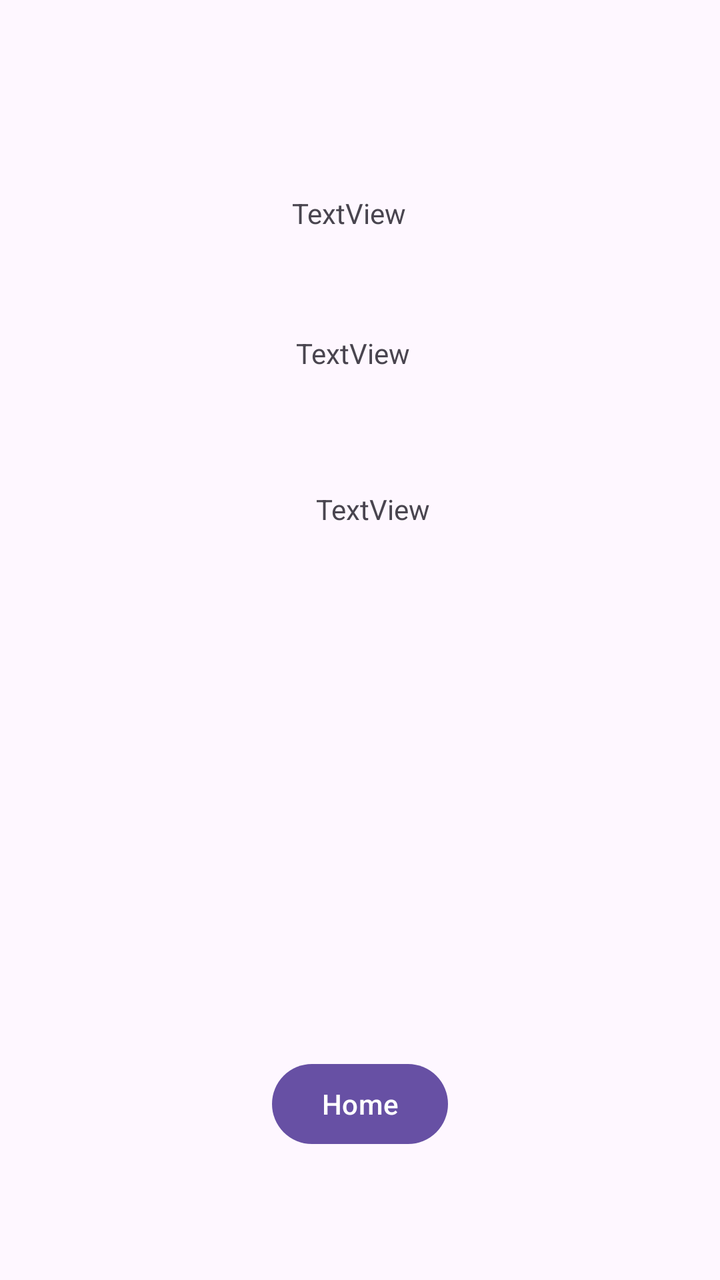
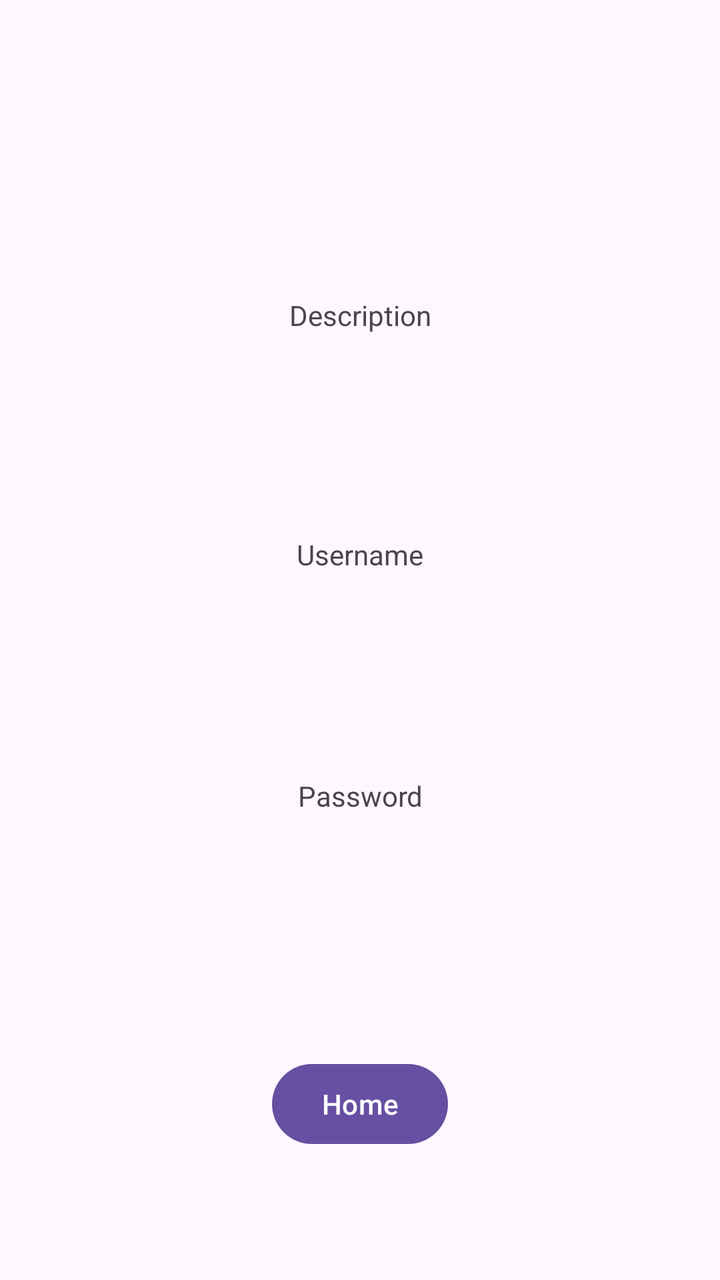

Before-and-after screenshots of an Android layout around one commit, followed by the original layout XML and the change that was made.
<!-- AndroidManifest.xml: application theme Theme.AppInterface1 -->
<!-- res/layout/activity_pswd_save.xml -->
<?xml version="1.0" encoding="utf-8"?>
<androidx.constraintlayout.widget.ConstraintLayout xmlns:android="http://schemas.android.com/apk/res/android"
    xmlns:app="http://schemas.android.com/apk/res-auto"
    xmlns:tools="http://schemas.android.com/tools"
    android:id="@+id/main"
    android:layout_width="match_parent"
    android:layout_height="match_parent"
    tools:context=".pswdSave">

    <Button
        android:id="@+id/button10"
        android:layout_width="wrap_content"
        android:layout_height="wrap_content"
        android:layout_marginBottom="64dp"
        android:text="Home"
        android:onClick="homeScreen"
        app:layout_constraintBottom_toBottomOf="parent"
        app:layout_constraintEnd_toEndOf="parent"
        app:layout_constraintStart_toStartOf="parent" />

    <TextView
        android:id="@+id/textView7"
        android:layout_width="wrap_content"
        android:layout_height="wrap_content"
        android:layout_marginStart="146dp"
        android:layout_marginTop="97dp"
        android:text="TextView"
        app:layout_constraintStart_toStartOf="parent"
        app:layout_constraintTop_toTopOf="parent" />

    <TextView
        android:id="@+id/textView8"
        android:layout_width="wrap_content"
        android:layout_height="wrap_content"
        android:layout_marginStart="2dp"
        android:layout_marginTop="51dp"
        android:text="TextView"
        app:layout_constraintStart_toStartOf="@+id/textView7"
        app:layout_constraintTop_toBottomOf="@+id/textView7" />

    <TextView
        android:id="@+id/textView9"
        android:layout_width="wrap_content"
        android:layout_height="wrap_content"
        android:layout_marginStart="10dp"
        android:layout_marginTop="59dp"
        android:text="TextView"
        app:layout_constraintStart_toStartOf="@+id/textView8"
        app:layout_constraintTop_toBottomOf="@+id/textView8" />
</androidx.constraintlayout.widget.ConstraintLayout>
<!-- resources referenced by this layout -->
<resources>
  <style name="Theme.AppInterface1" parent="Base.Theme.AppInterface1" />
  <style name="Base.Theme.AppInterface1" parent="Theme.Material3.DayNight.NoActionBar">
          
          
      </style>
</resources>

<!-- the commit's change to res/layout/activity_pswd_save.xml (unified diff, before → after) -->
@@ -5,6 +5,7 @@
     android:id="@+id/main"
     android:layout_width="match_parent"
     android:layout_height="match_parent"
+    android:visibility="visible"
     tools:context=".pswdSave">
 
     <Button
@@ -12,39 +13,47 @@
         android:layout_width="wrap_content"
         android:layout_height="wrap_content"
         android:layout_marginBottom="64dp"
+        android:onClick="homeScreen"
         android:text="Home"
-        android:onClick="homeScreen"
         app:layout_constraintBottom_toBottomOf="parent"
         app:layout_constraintEnd_toEndOf="parent"
-        app:layout_constraintStart_toStartOf="parent" />
+        app:layout_constraintStart_toStartOf="parent"
+        app:layout_constraintTop_toBottomOf="@+id/passText" />
 
     <TextView
-        android:id="@+id/textView7"
-        android:layout_width="wrap_content"
-        android:layout_height="wrap_content"
-        android:layout_marginStart="146dp"
-        android:layout_marginTop="97dp"
-        android:text="TextView"
+        android:id="@+id/desText"
+        android:layout_width="159dp"
+        android:layout_height="0dp"
+        android:layout_marginTop="148dp"
+        android:layout_marginBottom="84dp"
+        android:text="Description"
+        android:textAlignment="center"
+        app:layout_constraintBottom_toTopOf="@+id/userText"
+        app:layout_constraintEnd_toEndOf="parent"
         app:layout_constraintStart_toStartOf="parent"
         app:layout_constraintTop_toTopOf="parent" />
 
     <TextView
-        android:id="@+id/textView8"
-        android:layout_width="wrap_content"
-        android:layout_height="wrap_content"
-        android:layout_marginStart="2dp"
-        android:layout_marginTop="51dp"
-        android:text="TextView"
-        app:layout_constraintStart_toStartOf="@+id/textView7"
-        app:layout_constraintTop_toBottomOf="@+id/textView7" />
+        android:id="@+id/userText"
+        android:layout_width="169dp"
+        android:layout_height="0dp"
+        android:layout_marginBottom="85dp"
+        android:text="Username"
+        android:textAlignment="center"
+        app:layout_constraintBottom_toTopOf="@+id/passText"
+        app:layout_constraintEnd_toEndOf="parent"
+        app:layout_constraintStart_toStartOf="parent"
+        app:layout_constraintTop_toBottomOf="@+id/desText" />
 
     <TextView
-        android:id="@+id/textView9"
-        android:layout_width="wrap_content"
-        android:layout_height="wrap_content"
-        android:layout_marginStart="10dp"
-        android:layout_marginTop="59dp"
-        android:text="TextView"
-        app:layout_constraintStart_toStartOf="@+id/textView8"
-        app:layout_constraintTop_toBottomOf="@+id/textView8" />
+        android:id="@+id/passText"
+        android:layout_width="162dp"
+        android:layout_height="0dp"
+        android:layout_marginBottom="104dp"
+        android:text="Password"
+        android:textAlignment="center"
+        app:layout_constraintBottom_toTopOf="@+id/button10"
+        app:layout_constraintEnd_toEndOf="parent"
+        app:layout_constraintStart_toStartOf="parent"
+        app:layout_constraintTop_toBottomOf="@+id/userText" />
 </androidx.constraintlayout.widget.ConstraintLayout>
